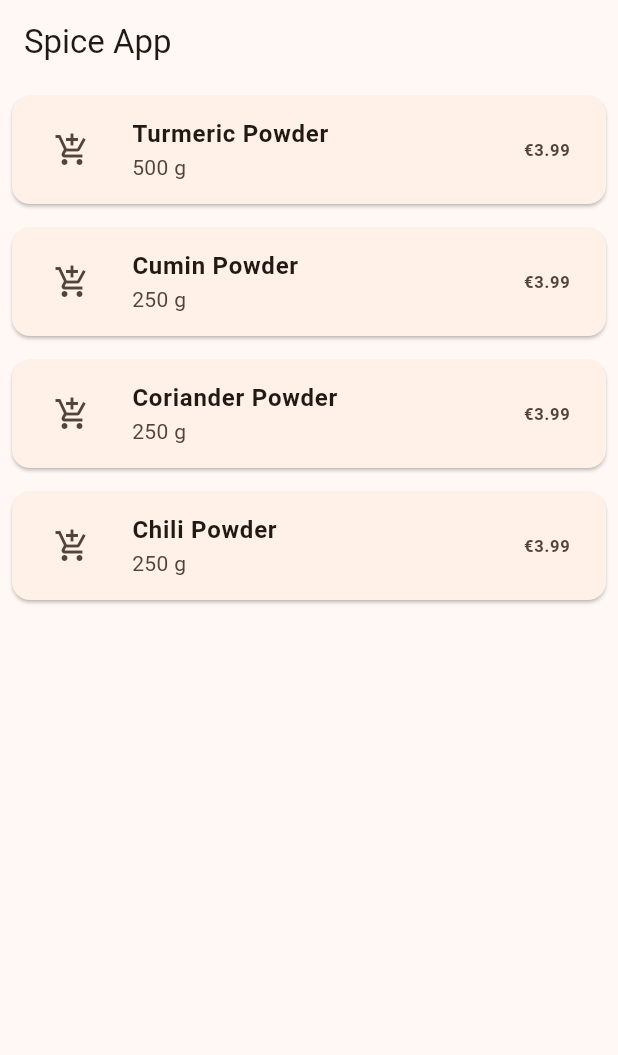
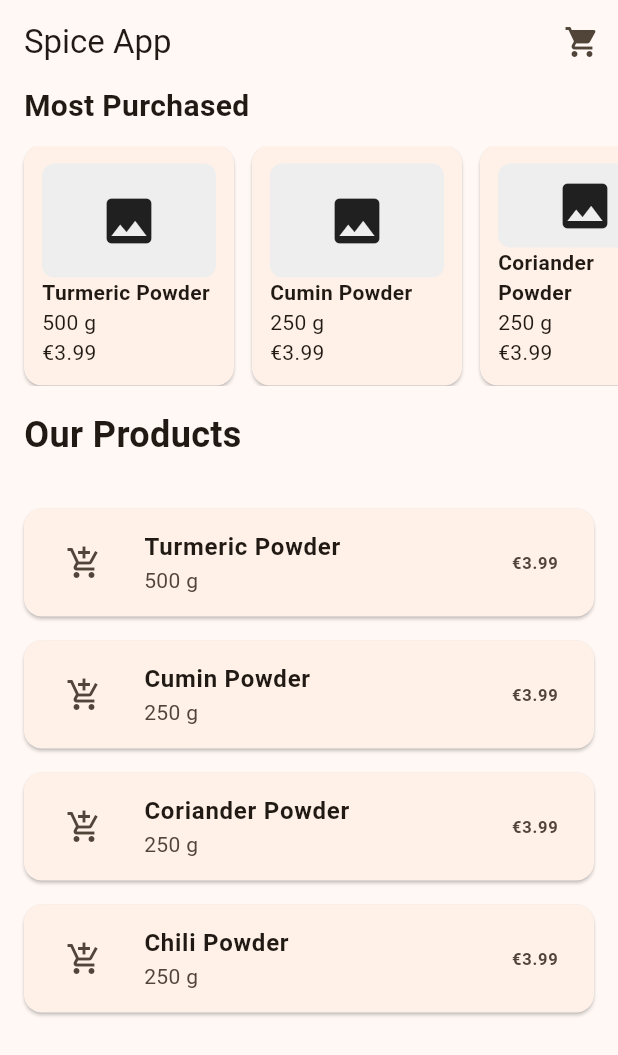
Before and after one commit to swastikdhakal07/SpiceApp, a Flutter app: the screen it shows after launch, on a phone screen of 412 x 824 dp. Shown: the top 1055 px of the screen. Run offline on Flutter 3.47's test engine with Material 3 defaults, Android fonts, the phone set to English and light mode, and no system bars.

Commit message:
Refactor product data and improve homepage UI

```diff
--- /dev/null
+++ b/lib/data/products.dart
@@ -0,0 +1,8 @@
+import '../models/product.dart';
+
+const products = [
+  Product(name: 'Turmeric Powder', weight: '500 g', price: 3.99),
+  Product(name: 'Cumin Powder', weight: '250 g', price: 3.99),
+  Product(name: 'Coriander Powder', weight: '250 g', price: 3.99),
+  Product(name: 'Chili Powder', weight: '250 g', price: 3.99),
+];
--- a/lib/main.dart
+++ b/lib/main.dart
@@ -1,4 +1,5 @@
 import 'package:flutter/material.dart';
+import 'screens/home_screen.dart';
 
 void main() {
   runApp(const SpiceApp());
@@ -7,69 +8,15 @@ void main() {
 class SpiceApp extends StatelessWidget {
   const SpiceApp({super.key});
 
-  // This widget is the root of your application.
   @override
   Widget build(BuildContext context) {
     return MaterialApp(
       title: 'Spice App',
       theme: ThemeData(
-        colorScheme: .fromSeed(seedColor: Colors.orange),
+        colorScheme: ColorScheme.fromSeed(seedColor: Colors.orange),
         useMaterial3: true,
       ),
       home: const HomeScreen(),
     );
   }
 }
-
-class HomeScreen extends StatelessWidget {
-  const HomeScreen({super.key});
-
-  @override
-  Widget build(BuildContext context) {
-    //Test data
-    final products = [
-      {'name': 'Turmeric Powder', 'weight': '500 g', 'price': 3.99},
-      {'name': 'Cumin Powder', 'weight': '250 g', 'price': 3.99},
-      {'name': 'Coriander Powder', 'weight': '250 g', 'price': 3.99},
-      {'name': 'Chili Powder', 'weight': '250 g', 'price': 3.99},
-    ];
-
-    return Scaffold(
-      appBar: AppBar(title: const Text('Spice App')),
-      body: ListView.builder(
-        itemCount: products.length,
-        itemBuilder: (context, index) {
-          return Card(
-            //creats a card with a margin of 8 pixels on all sides for demo
-            margin: const EdgeInsets.all(8.0),
-            child: ListTile(
-              //placeholder Icon as product image
-              leading: IconButton(
-                onPressed: () {
-                  ScaffoldMessenger.of(context).showSnackBar(
-                    //notify the user with added to cart message when clicked on the add to cart button
-                    SnackBar(
-                      content: Text('${products[index]['name']} added to cart'),
-                    ),
-                  );
-                },
-                icon: const Icon(Icons.add_shopping_cart),
-              ),
-              //Name of the product in bold
-              title: Text(
-                products[index]['name'].toString(),
-                style: const TextStyle(fontWeight: FontWeight.bold),
-              ),
-              subtitle: Text(products[index]['weight'].toString()),
-              trailing: Text(
-                '€${products[index]['price']}',
-                //Price of the product in bold
-                style: const TextStyle(fontWeight: FontWeight.bold),
-              ),
-            ),
-          );
-        },
-      ),
-    );
-  }
-}
--- /dev/null
+++ b/lib/models/product.dart
@@ -0,0 +1,12 @@
+class Product {
+  final String name;
+  final String weight;
+  final double price;
+
+  //named parameter constructor to make the code clearer
+  const Product({
+    required this.name,
+    required this.weight,
+    required this.price,
+  });
+}
--- /dev/null
+++ b/lib/screens/home_screen.dart
@@ -0,0 +1,63 @@
+import 'package:flutter/material.dart';
+import '../widgets/product_card.dart';
+import '../data/products.dart';
+import '../models/product.dart';
+import '../widgets/most_purchased_section.dart';
+
+class HomeScreen extends StatefulWidget {
+  const HomeScreen({super.key});
+
+  @override
+  State<HomeScreen> createState() => _HomeScreenState();
+}
+
+class _HomeScreenState extends State<HomeScreen> {
+  //create am empty cart
+  final List<Product> cart = [];
+  @override
+  Widget build(BuildContext context) {
+    return Scaffold(
+      appBar: AppBar(
+        title: const Text('Spice App'),
+        actions: [
+          IconButton(onPressed: () {}, icon: const Icon(Icons.shopping_cart)),
+        ],
+      ),
+
+      body: Column(
+        crossAxisAlignment: CrossAxisAlignment.start,
+        children: [
+          const MostPurchasedSection(),
+          const Padding(
+            padding: EdgeInsets.all(16.0),
+            child: Text(
+              'Our Products',
+              style: TextStyle(fontSize: 24, fontWeight: FontWeight.bold),
+            ),
+          ),
+
+          Expanded(
+            child: ListView.builder(
+              padding: const EdgeInsets.all(8.0),
+              itemCount: products.length,
+              itemBuilder: (context, index) {
+                return ProductCard(
+                  product: products[index],
+                  onAddToCart: () {
+                    cart.add(products[index]);
+
+                    ScaffoldMessenger.of(context).showSnackBar(
+                      SnackBar(
+                        content: Text('${products[index].name} added to cart'),
+                      ),
+                    );
+                  },
+                );
+              },
+            ),
+          ),
+        ],
+      ),
+    );
+  }
+}
--- /dev/null
+++ b/lib/widgets/most_purchased_section.dart
@@ -0,0 +1,99 @@
+import 'package:flutter/material.dart';
+
+class MostPurchasedSection extends StatelessWidget {
+  const MostPurchasedSection({super.key});
+
+  @override
+  Widget build(BuildContext context) {
+    return Column(
+      crossAxisAlignment: CrossAxisAlignment.start,
+      children: [
+        const Padding(
+          padding: EdgeInsets.symmetric(horizontal: 16.0),
+          child: Text(
+            'Most Purchased',
+            style: TextStyle(fontSize: 20, fontWeight: FontWeight.bold),
+          ),
+        ),
+
+        const SizedBox(height: 12),
+
+        SizedBox(
+          height: 160,
+          child: ListView(
+            scrollDirection: Axis.horizontal,
+            padding: const EdgeInsets.symmetric(horizontal: 16.0),
+            children: const [
+              _MostPurchasedCard(
+                name: 'Turmeric Powder',
+                weight: '500 g',
+                price: '3.99',
+              ),
+              _MostPurchasedCard(
+                name: 'Cumin Powder',
+                weight: '250 g',
+                price: '3.99',
+              ),
+              _MostPurchasedCard(
+                name: 'Coriander Powder',
+                weight: '250 g',
+                price: '3.99',
+              ),
+              _MostPurchasedCard(
+                name: 'Chili Powder',
+                weight: '250 g',
+                price: '3.99',
+              ),
+            ],
+          ),
+        ),
+      ],
+    );
+  }
+}
+
+class _MostPurchasedCard extends StatelessWidget {
+  final String name;
+  final String weight;
+  final String price;
+
+  const _MostPurchasedCard({
+    required this.name,
+    required this.weight,
+    required this.price,
+  });
+
+  @override
+  Widget build(BuildContext context) {
+    return Card(
+      margin: const EdgeInsets.only(right: 12.0),
+      child: SizedBox(
+        width: 140,
+        child: Padding(
+          padding: const EdgeInsets.all(12.0),
+          child: Column(
+            crossAxisAlignment: CrossAxisAlignment.start,
+            children: [
+              Expanded(
+                child: Container(
+                  width: double.infinity,
+                  decoration: BoxDecoration(
+                    borderRadius: BorderRadius.circular(8.0),
+                    color: Colors.grey.shade200,
+                  ),
+
+                  child: const Center(child: Icon(Icons.image, size: 40)),
+                ),
+              ),
+
+              Text(name, style: const TextStyle(fontWeight: FontWeight.bold)),
+
+              Text(weight),
+              Text('€$price'),
+            ],
+          ),
+        ),
+      ),
+    );
+  }
+}
--- /dev/null
+++ b/lib/widgets/product_card.dart
@@ -0,0 +1,37 @@
+import 'package:flutter/material.dart';
+import '../models/product.dart';
+
+class ProductCard extends StatelessWidget {
+  //product that will be displayed in the card
+  final Product product;
+  //action to be performed when the add to cart button is pressed
+  final VoidCallback onAddToCart;
+
+  const ProductCard({
+    super.key,
+    required this.product,
+    required this.onAddToCart,
+  });
+
+  @override
+  Widget build(BuildContext context) {
+    return Card(
+      margin: const EdgeInsets.all(8.0),
+      child: ListTile(
+        leading: IconButton(
+          onPressed: onAddToCart,
+          icon: const Icon(Icons.add_shopping_cart),
+        ),
+        title: Text(
+          product.name,
+          style: const TextStyle(fontWeight: FontWeight.bold),
+        ),
+        subtitle: Text(product.weight),
+        trailing: Text(
+          '€${product.price}',
+          style: const TextStyle(fontWeight: FontWeight.bold),
+        ),
+      ),
+    );
+  }
+}
```
Also changed, not shown: 1 other file.
